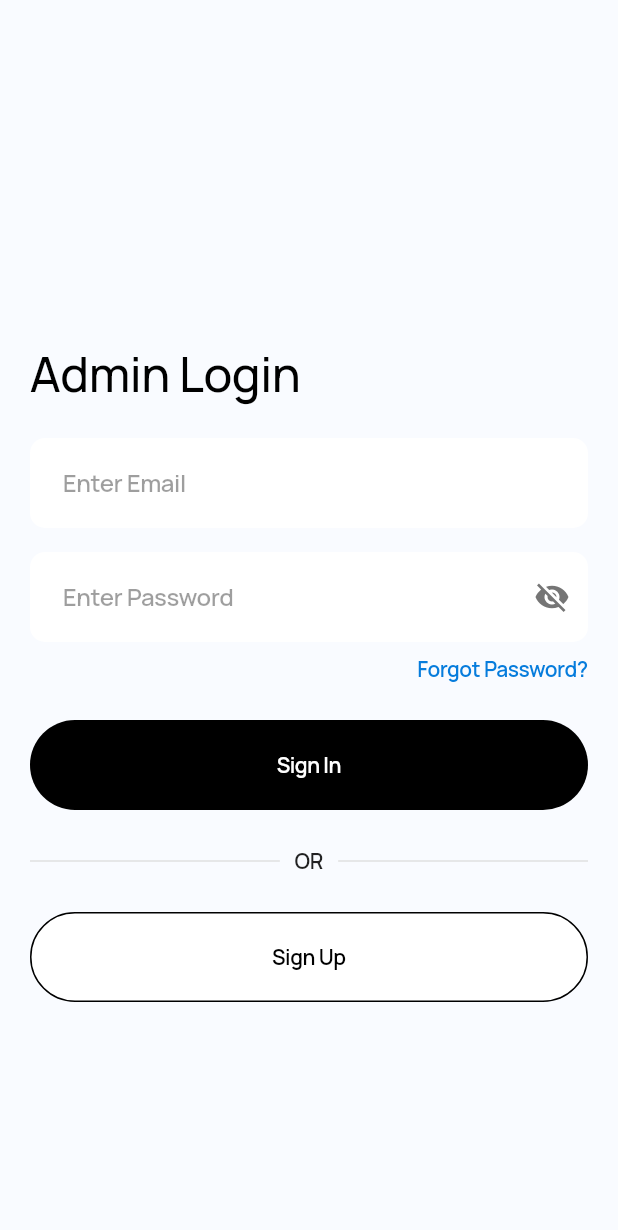
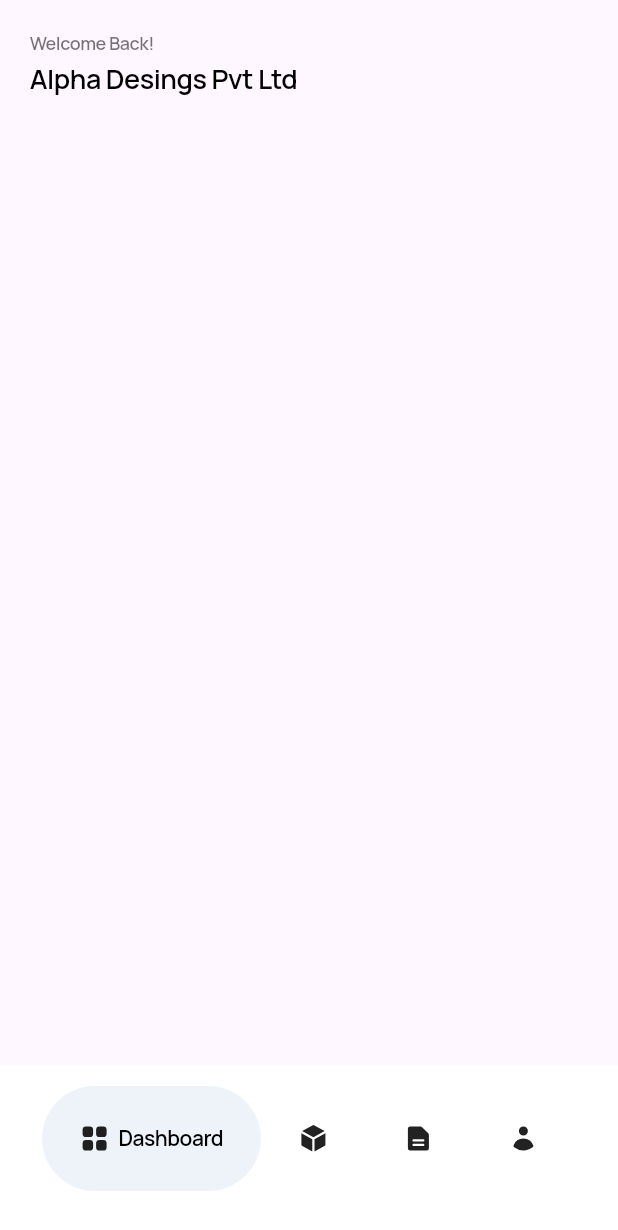
Before and after one commit to funflutter/admin_new, a Flutter app: the screen it shows after launch, on a phone screen of 412 x 824 dp. Shown: the top 1230 px of the screen. Run offline on Flutter 3.47's test engine with Material 3 defaults, Android fonts, the phone set to English and light mode, and no system bars; drawn by our look-alikes of google_nav_bar; our stand-ins replace dropdown_button2, flutter_svg, google_fonts, heroicons.

Commit message:
custom app bar

```diff
--- /dev/null
+++ b/lib/components/custom_app_bar.dart
@@ -0,0 +1,123 @@
+import 'package:admin_ecom/theme/global_font.dart';
+import 'package:flutter/material.dart';
+import 'package:flutter_svg/svg.dart';
+
+class CustomAppBar extends StatelessWidget {
+  const CustomAppBar({super.key});
+
+  @override
+  Widget build(BuildContext context) {
+    return Container(
+      height: 100,
+      width: double.infinity,
+      child: Column(
+        children: [
+          Padding(
+            padding: const EdgeInsets.all(20.0),
+            child: Row(
+              children: [
+                Column(
+                  crossAxisAlignment: CrossAxisAlignment.start,
+                  children: [
+                    Text(
+                      "Welcome Back!",
+                      style: AppFonts.Medium12(Colors.black54),
+                    ),
+                    SizedBox(height: 2),
+
+                    // company name text
+                    Text(
+                      "Alpha Desings Pvt Ltd",
+                      style: AppFonts.Medium18(Colors.black),
+                    ),
+                  ],
+                ),
+                // Icon(icon)
+              ],
+            ),
+          ),
+        ],
+      ),
+    );
+  }
+}
+
+Widget _icons(String icon) {
+  return Container(
+    height: 32,
+    width: 32,
+    decoration: BoxDecoration(
+      color: Color(0xffEFF4F9),
+      borderRadius: BorderRadius.circular(16),
+    ),
+    child: Center(
+      child: SvgPicture.asset(icon),
+    ),
+  );
+}
+
+
+//  AppBar(
+//       toolbarHeight: 76,
+//       backgroundColor: Colors.white,
+//       automaticallyImplyLeading: false,
+//       title: Align(
+//         alignment: Alignment.centerLeft,
+//         child: Column(
+//           crossAxisAlignment: CrossAxisAlignment.start,
+//           children: [
+//             // welcome back message
+//             Row(
+//               children: [
+//                 Column(
+//                   crossAxisAlignment: CrossAxisAlignment.start,
+//                   children: [
+//                     Text(
+//                       "Welcome Back!",
+//                       style: AppFonts.Medium14(Colors.black87),
+//                     ),
+//                     SizedBox(height: 2),
+
+//                     // company name text
+//                     Text(
+//                       "Alpha Desings Pvt Ltd",
+//                       style: AppFonts.Medium18(Colors.black),
+//                     ),
+//                   ],
+//                 ),
+//                 Spacer(),
+//                 // track order
+//                 Container(
+//                   padding: EdgeInsets.all(12),
+//                   decoration: BoxDecoration(
+//                     color: Color(0xFFEFF4F9),
+//                     borderRadius: BorderRadius.circular(100),
+//                   ),
+//                   child: HeroIcon(
+//                     HeroIcons.shoppingCart,
+//                     style: HeroIconStyle.mini,
+//                     size: 20,
+//                   ),
+//                 ),
+
+//                 SizedBox(width: 12),
+
+//                 // notification
+//                 Container(
+//                   padding: EdgeInsets.all(12),
+//                   decoration: BoxDecoration(
+//                     color: Color(0xFFEFF4F9),
+//                     borderRadius: BorderRadius.circular(100),
+//                   ),
+//                   child: HeroIcon(
+//                     HeroIcons.bellAlert,
+//                     style: HeroIconStyle.mini,
+//                     size: 20,
+//                   ),
+//                 ),
+//               ],
+//             ),
+//           ],
+//         ),
+//       ),
+//     );
--- a/lib/main.dart
+++ b/lib/main.dart
@@ -1,4 +1,4 @@
-import 'package:admin_ecom/pages/login_page.dart';
+import 'package:admin_ecom/pages/bottom_nav_control.dart';
 import 'package:flutter/material.dart';
 
 void main() {
@@ -12,7 +12,7 @@ class MyApp extends StatelessWidget {
   Widget build(BuildContext context) {
     return MaterialApp(
       debugShowCheckedModeBanner: false,
-      home: LoginPage(),
+      home: BottomNavControl(),
     );
   }
 }
--- a/lib/pages/My_Products.dart
+++ b/lib/pages/My_Products.dart
@@ -1,4 +1,3 @@
-import 'package:admin_ecom/components/my_appbar.dart';
 import 'package:admin_ecom/responsive.dart';
 import 'package:admin_ecom/theme/global_font.dart';
 import 'package:flutter/material.dart';
@@ -11,7 +10,6 @@ class MyProducts extends StatelessWidget {
     height = MediaQuery.sizeOf(context).height;
     width = MediaQuery.sizeOf(context).width;
     return Scaffold(
-      appBar: MyAppbar(),
       body: Padding(
         padding: const EdgeInsets.all(20.0),
         child: Column(
--- a/lib/pages/login_page.dart
+++ b/lib/pages/authentication/login_page.dart
@@ -1,7 +1,7 @@
 import 'package:admin_ecom/components/login_textfields.dart';
 import 'package:admin_ecom/components/my_button_1.dart';
-import 'package:admin_ecom/pages/register_company.dart';
-import 'package:admin_ecom/pages/signup_page.dart';
+import 'package:admin_ecom/pages/authentication/register_company.dart';
+import 'package:admin_ecom/pages/authentication/signup_page.dart';
 import 'package:admin_ecom/responsive.dart';
 import 'package:admin_ecom/theme/global_font.dart';
 import 'package:flutter/material.dart';
--- a/lib/pages/register_company.dart
+++ b/lib/pages/authentication/register_company.dart
@@ -1,7 +1,7 @@
 import 'package:admin_ecom/components/dropdown_field.dart';
 import 'package:admin_ecom/components/login_textfields.dart';
 import 'package:admin_ecom/components/my_button_1.dart';
-import 'package:admin_ecom/pages/product_create.dart';
+import 'package:admin_ecom/pages/authentication/product_create.dart';
 import 'package:admin_ecom/responsive.dart';
 import 'package:admin_ecom/theme/global_font.dart';
 import 'package:flutter/material.dart';
--- a/lib/pages/signup_page.dart
+++ b/lib/pages/authentication/signup_page.dart
@@ -1,6 +1,6 @@
 import 'package:admin_ecom/components/login_textfields.dart';
 import 'package:admin_ecom/components/my_button_1.dart';
-import 'package:admin_ecom/pages/login_page.dart';
+import 'package:admin_ecom/pages/authentication/login_page.dart';
 import 'package:admin_ecom/responsive.dart';
 import 'package:admin_ecom/theme/global_font.dart';
 import 'package:flutter/material.dart';
--- a/lib/pages/bottom_nav_control.dart
+++ b/lib/pages/bottom_nav_control.dart
@@ -1,6 +1,6 @@
 import 'package:admin_ecom/components/bottom_nav_bar.dart';
 import 'package:admin_ecom/pages/my_products.dart';
-import 'package:admin_ecom/pages/home_page.dart';
+import 'package:admin_ecom/pages/dashboard_screen.dart';
 import 'package:admin_ecom/pages/my_history.dart';
 import 'package:admin_ecom/pages/my_profile.dart';
 import 'package:flutter/material.dart';
@@ -24,7 +24,7 @@ class _BottomNavControlState extends State<BottomNavControl> {
 
   // pages to display
   final List<Widget> _pages = [
-    HomePage(),
+    DashboardScreen(),
     MyProducts(),
     MyHistory(),
     MyProfile()
--- /dev/null
+++ b/lib/pages/dashboard_screen.dart
@@ -0,0 +1,35 @@
+import 'package:admin_ecom/components/custom_app_bar.dart';
+import 'package:admin_ecom/responsive.dart';
+import 'package:flutter/material.dart';
+
+class DashboardScreen extends StatefulWidget {
+  const DashboardScreen({super.key});
+
+  @override
+  State<DashboardScreen> createState() => _DashboardScreenState();
+}
+
+class _DashboardScreenState extends State<DashboardScreen> {
+  @override
+  Widget build(BuildContext context) {
+    height = MediaQuery.sizeOf(context).height;
+    width = MediaQuery.sizeOf(context).width;
+    return SafeArea(
+      child: Scaffold(
+        body: Column(
+          children: [
+            CustomAppBar(),
+            Padding(
+              padding: const EdgeInsets.all(20.0),
+              child: Column(
+                children: [
+                  // Welcome Message
+                ],
+              ),
+            ),
+          ],
+        ),
+      ),
+    );
+  }
+}
--- a/lib/pages/my_history.dart
+++ b/lib/pages/my_history.dart
@@ -1,4 +1,4 @@
-import 'package:admin_ecom/components/my_appbar.dart';
+
 import 'package:admin_ecom/responsive.dart';
 import 'package:admin_ecom/theme/global_font.dart';
 import 'package:flutter/material.dart';
@@ -11,7 +11,6 @@ class MyHistory extends StatelessWidget {
     height = MediaQuery.sizeOf(context).height;
     width = MediaQuery.sizeOf(context).width;
     return Scaffold(
-      appBar: MyAppbar(),
       body: Padding(
         padding: const EdgeInsets.all(20.0),
         child: Column(
--- a/lib/pages/my_profile.dart
+++ b/lib/pages/my_profile.dart
@@ -1,4 +1,3 @@
-import 'package:admin_ecom/components/my_appbar.dart';
 import 'package:admin_ecom/responsive.dart';
 import 'package:admin_ecom/theme/global_font.dart';
 import 'package:flutter/material.dart';
@@ -11,7 +10,6 @@ class MyProfile extends StatelessWidget {
     height = MediaQuery.sizeOf(context).height;
     width = MediaQuery.sizeOf(context).width;
     return Scaffold(
-      appBar: MyAppbar(),
       body: Padding(
         padding: const EdgeInsets.all(20.0),
         child: Column(
```
Also changed, not shown: lib/pages/authentication/product_create.dart (renamed from lib/pages/product_create.dart).
